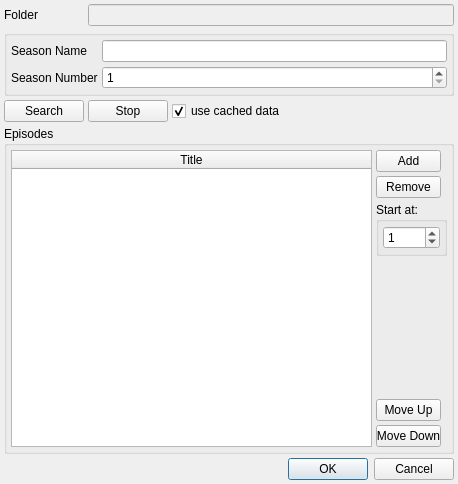
Above: src/trunk/ui/ui_ChangeSeason.ui from rexMingla/my-renamer before the change. Below: the same form after it.
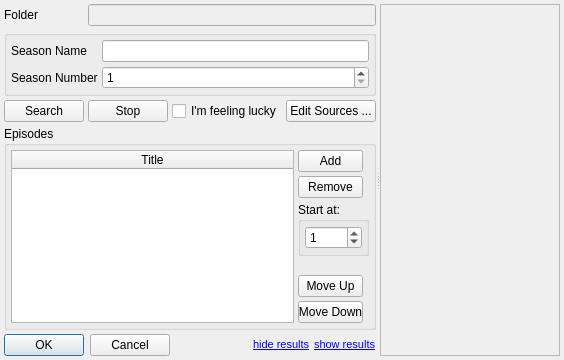
That is the form after the change.

The edit to the form file:
```diff
--- a/src/trunk/ui/ui_ChangeSeason.ui
+++ b/src/trunk/ui/ui_ChangeSeason.ui
@@ -6,14 +6,14 @@
    <rect>
     <x>0</x>
     <y>0</y>
-    <width>458</width>
-    <height>484</height>
+    <width>544</width>
+    <height>360</height>
    </rect>
   </property>
   <property name="windowTitle">
    <string>Change Season</string>
   </property>
-  <layout class="QVBoxLayout" name="verticalLayout_2">
+  <layout class="QHBoxLayout" name="horizontalLayout_3">
    <property name="spacing">
     <number>4</number>
    </property>
@@ -21,6 +21,19 @@
     <number>4</number>
    </property>
    <item>
+    <widget class="QSplitter" name="splitter">
+     <property name="orientation">
+      <enum>Qt::Horizontal</enum>
+     </property>
+     <property name="childrenCollapsible">
+      <bool>false</bool>
+     </property>
+     <widget class="QWidget" name="">
+      <layout class="QGridLayout" name="gridLayout">
+       <property name="spacing">
+        <number>4</number>
+       </property>
+       <item row="0" column="0">
     <layout class="QHBoxLayout" name="horizontalLayout_4">
      <property name="spacing">
       <number>4</number>
@@ -59,7 +72,7 @@
      </item>
     </layout>
    </item>
-   <item>
+       <item row="1" column="0">
     <widget class="QGroupBox" name="groupBox">
      <property name="title">
       <string/>
@@ -107,8 +120,11 @@
      </layout>
     </widget>
    </item>
-   <item>
+       <item row="2" column="0">
     <layout class="QHBoxLayout" name="horizontalLayout_2">
+         <property name="spacing">
+          <number>4</number>
+         </property>
      <item>
       <widget class="QPushButton" name="searchButton">
        <property name="toolTip">
@@ -135,10 +151,7 @@
         <string>Use previously saved data if available</string>
        </property>
        <property name="text">
-        <string>use cached data</string>
-       </property>
-       <property name="checked">
-        <bool>true</bool>
+            <string>I'm feeling lucky</string>
        </property>
       </widget>
      </item>
@@ -155,14 +168,24 @@
        </property>
       </spacer>
      </item>
-    </layout>
-   </item>
    <item>
+          <widget class="QPushButton" name="sourceButton">
+           <property name="toolTip">
+            <string>Configure which data sources are used and the order of searching.</string>
+           </property>
+           <property name="text">
+            <string>Edit Sources ...</string>
+           </property>
+          </widget>
+         </item>
+        </layout>
+       </item>
+       <item row="3" column="0">
     <widget class="QGroupBox" name="episodesGroupBox">
      <property name="title">
       <string>Episodes</string>
      </property>
-     <layout class="QHBoxLayout" name="horizontalLayout_3">
+         <layout class="QHBoxLayout" name="horizontalLayout_5">
       <property name="spacing">
        <number>4</number>
       </property>
@@ -317,21 +340,11 @@
      </layout>
     </widget>
    </item>
-   <item>
+       <item row="4" column="0">
     <layout class="QHBoxLayout" name="horizontalLayout">
-     <item>
-      <spacer name="horizontalSpacer">
-       <property name="orientation">
-        <enum>Qt::Horizontal</enum>
-       </property>
-       <property name="sizeHint" stdset="0">
-        <size>
-         <width>40</width>
-         <height>20</height>
-        </size>
-       </property>
-      </spacer>
-     </item>
+         <property name="spacing">
+          <number>4</number>
+         </property>
      <item>
       <widget class="QDialogButtonBox" name="buttonBox">
        <property name="sizePolicy">
@@ -351,7 +364,72 @@
        </property>
       </widget>
      </item>
-    </layout>
+         <item>
+          <spacer name="horizontalSpacer">
+           <property name="orientation">
+            <enum>Qt::Horizontal</enum>
+           </property>
+           <property name="sizeHint" stdset="0">
+            <size>
+             <width>40</width>
+             <height>20</height>
+            </size>
+           </property>
+          </spacer>
+         </item>
+         <item>
+          <widget class="QLabel" name="hideLabel">
+           <property name="toolTip">
+            <string>Hide list of format options</string>
+           </property>
+           <property name="text">
+            <string>&lt;!DOCTYPE HTML PUBLIC &quot;-//W3C//DTD HTML 4.0//EN&quot; &quot;http://www.w3.org/TR/REC-html40/strict.dtd&quot;&gt;
+&lt;html&gt;&lt;head&gt;&lt;meta name=&quot;qrichtext&quot; content=&quot;1&quot; /&gt;&lt;style type=&quot;text/css&quot;&gt;
+p, li { white-space: pre-wrap; }
+&lt;/style&gt;&lt;/head&gt;&lt;body style=&quot; font-family:'MS Shell Dlg 2'; font-size:8.25pt; font-weight:400; font-style:normal;&quot;&gt;
+&lt;p style=&quot; margin-top:0px; margin-bottom:0px; margin-left:0px; margin-right:0px; -qt-block-indent:0; text-indent:0px;&quot;&gt;&lt;a href=&quot;hide&quot;&gt;&lt;span style=&quot; font-size:8pt; text-decoration: underline; color:#0000ff;&quot;&gt;hide results&lt;/span&gt;&lt;/a&gt;&lt;/p&gt;&lt;/body&gt;&lt;/html&gt;</string>
+           </property>
+           <property name="openExternalLinks">
+            <bool>false</bool>
+           </property>
+          </widget>
+         </item>
+         <item>
+          <widget class="QLabel" name="showLabel">
+           <property name="toolTip">
+            <string>Hide list of format options</string>
+           </property>
+           <property name="text">
+            <string>&lt;!DOCTYPE HTML PUBLIC &quot;-//W3C//DTD HTML 4.0//EN&quot; &quot;http://www.w3.org/TR/REC-html40/strict.dtd&quot;&gt;
+&lt;html&gt;&lt;head&gt;&lt;meta name=&quot;qrichtext&quot; content=&quot;1&quot; /&gt;&lt;style type=&quot;text/css&quot;&gt;
+p, li { white-space: pre-wrap; }
+&lt;/style&gt;&lt;/head&gt;&lt;body style=&quot; font-family:'MS Shell Dlg 2'; font-size:8.25pt; font-weight:400; font-style:normal;&quot;&gt;
+&lt;p style=&quot; margin-top:0px; margin-bottom:0px; margin-left:0px; margin-right:0px; -qt-block-indent:0; text-indent:0px;&quot;&gt;&lt;a href=&quot;hide&quot;&gt;&lt;span style=&quot; font-size:8pt; text-decoration: underline; color:#0000ff;&quot;&gt;show results&lt;/span&gt;&lt;/a&gt;&lt;/p&gt;&lt;/body&gt;&lt;/html&gt;</string>
+           </property>
+           <property name="openExternalLinks">
+            <bool>false</bool>
+           </property>
+          </widget>
+         </item>
+        </layout>
+       </item>
+      </layout>
+     </widget>
+     <widget class="QFrame" name="placeholderWidget">
+      <property name="minimumSize">
+       <size>
+        <width>180</width>
+        <height>0</height>
+       </size>
+      </property>
+      <property name="frameShape">
+       <enum>QFrame::StyledPanel</enum>
+      </property>
+      <property name="frameShadow">
+       <enum>QFrame::Raised</enum>
+      </property>
+     </widget>
+    </widget>
    </item>
   </layout>
  </widget>
```
Left out of the diff: 4 changed lines with no effect on the pictures. Lines whose indentation alone changed are shown as unchanged.
